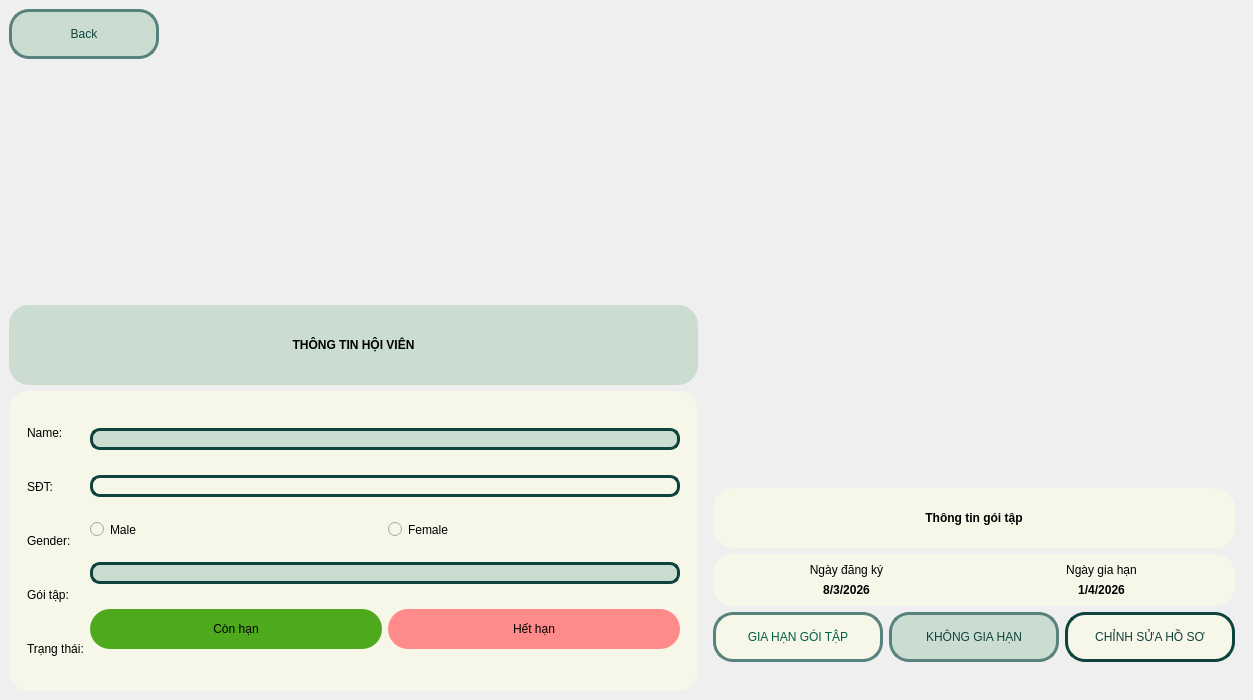
Old version of the form ui/member/MemberMainWindow.ui in the repository nguyenbphan12001-rimzy/Do-an-cuoi-ki-Nhom8_KTLT.
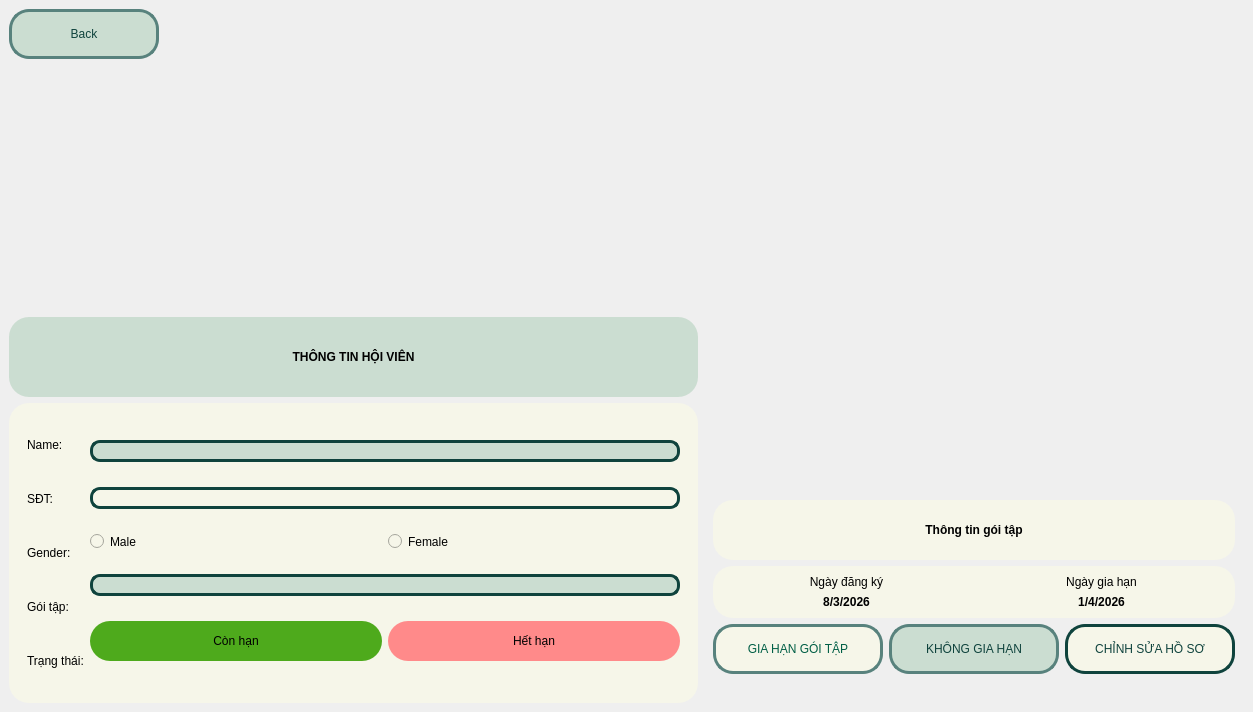
New version of the form. Icons and pictures are not drawn.

What changed in the file:
```diff
--- a/ui/member/MemberMainWindow.ui
+++ b/ui/member/MemberMainWindow.ui
@@ -7,7 +7,7 @@
     <x>0</x>
     <y>0</y>
     <width>1253</width>
-    <height>700</height>
+    <height>712</height>
    </rect>
   </property>
   <property name="windowTitle">
@@ -189,6 +189,9 @@
                    <layout class="QHBoxLayout" name="horizontalLayout_11">
                     <item>
                      <widget class="QRadioButton" name="radioButtonMale">
+                      <property name="styleSheet">
+                       <string notr="true"/>
+                      </property>
                       <property name="text">
                        <string>Male</string>
                       </property>
@@ -196,6 +199,9 @@
                     </item>
                     <item>
                      <widget class="QRadioButton" name="radioButtonFemale">
+                      <property name="styleSheet">
+                       <string notr="true"/>
+                      </property>
                       <property name="text">
                        <string>Female</string>
                       </property>
```
